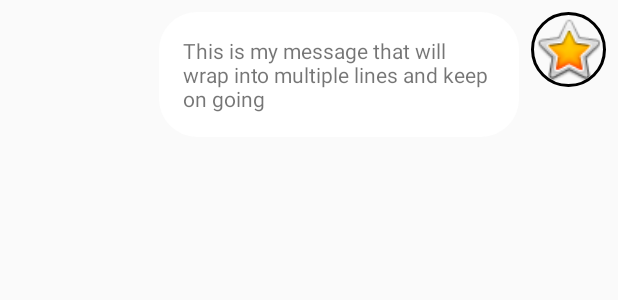
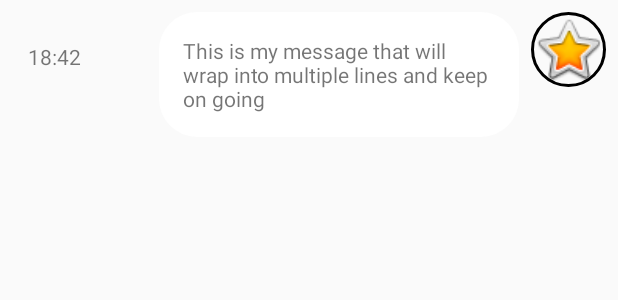
Before and after one commit to fransstrom/marvelismo, an Android app: the layout chat_to_row.xml on its own in the app's theme, with its tools: preview values and no code run, on a phone screen of 412 x 824 dp. Shown: the top 300 px of the screen. Run offline under Robolectric (Android 15) with nearby library versions, the phone set to English and light mode, and no system bars; network calls fail.

```diff
--- a/app/src/main/java/com/mrpwr/marvelismo/messages/ChatLogActivity.kt
+++ b/app/src/main/java/com/mrpwr/marvelismo/messages/ChatLogActivity.kt
@@ -65,9 +65,9 @@ class ChatLogActivity : AppCompatActivity() {
 
           if (chatMessage.fromId == FirebaseAuth.getInstance().uid) {
             val currentUser = LatestMessagesActivity.currentUser ?: return
-            adapter.add(ChatFromItem(chatMessage.text, currentUser))
+            adapter.add(ChatFromItem(chatMessage.text, chatMessage.timestamp, currentUser))
           } else {
-            adapter.add(ChatToItem(chatMessage.text, toUser!!))
+            adapter.add(ChatToItem(chatMessage.text, chatMessage.timestamp, toUser!!))
           }
         }
 
--- a/app/src/main/res/layout/chat_to_row.xml
+++ b/app/src/main/res/layout/chat_to_row.xml
@@ -20,6 +20,18 @@
         app:layout_constraintEnd_toStartOf="@+id/imageview_chat_to_row"
         app:layout_constraintTop_toTopOf="@+id/imageview_chat_to_row" />
 
+    <TextView
+            android:id="@+id/timeview_to_row"
+            android:layout_width="51dp"
+            android:layout_height="19dp"
+            android:text="18:42"
+            android:maxWidth="240dp"
+            android:padding="0dp"
+            app:layout_constraintEnd_toStartOf="@+id/imageview_chat_to_row"
+            app:layout_constraintTop_toTopOf="@+id/imageview_chat_to_row" android:layout_marginTop="20dp"
+            android:layout_marginEnd="284dp"/>
+            android:layout_marginStart="304dp" />
+
     <de.hdodenhof.circleimageview.CircleImageView
         android:id="@+id/imageview_chat_to_row"
         android:layout_width="50dp"
```
Also changed, not shown: app/src/main/java/com/mrpwr/marvelismo/views/ChatItems.kt (+12 -2 lines), app/src/main/res/layout/chat_from_row.xml (+11 -0 lines), app/src/main/java/com/mrpwr/marvelismo/MainActivity.kt (line endings or trailing spaces).
